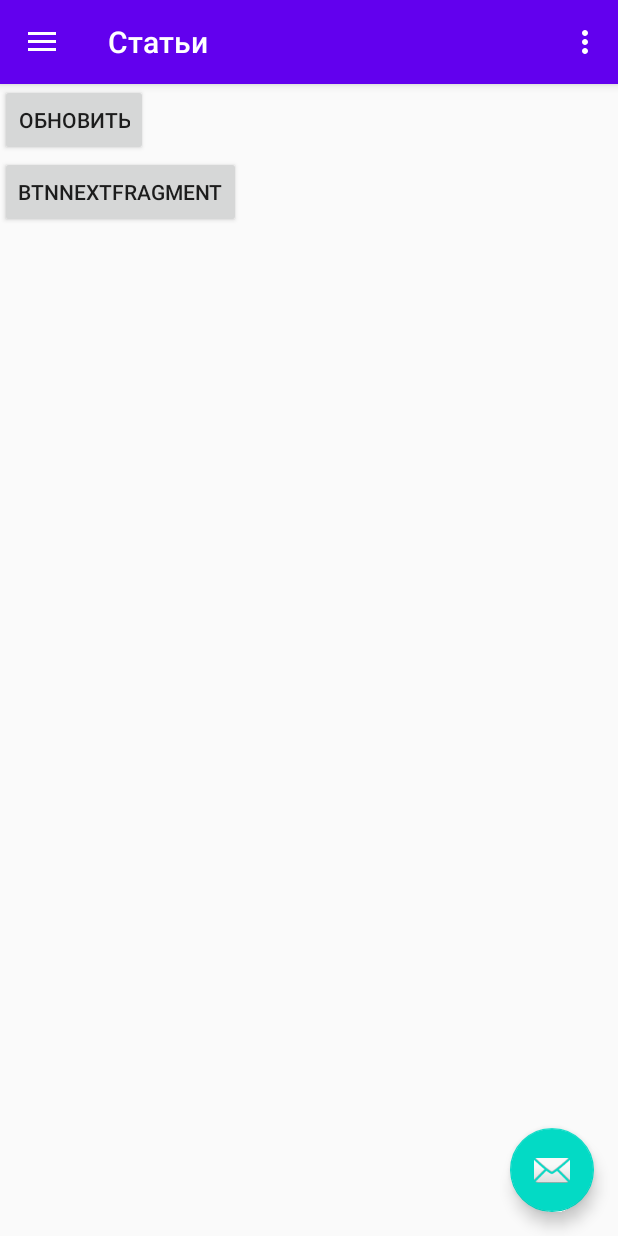
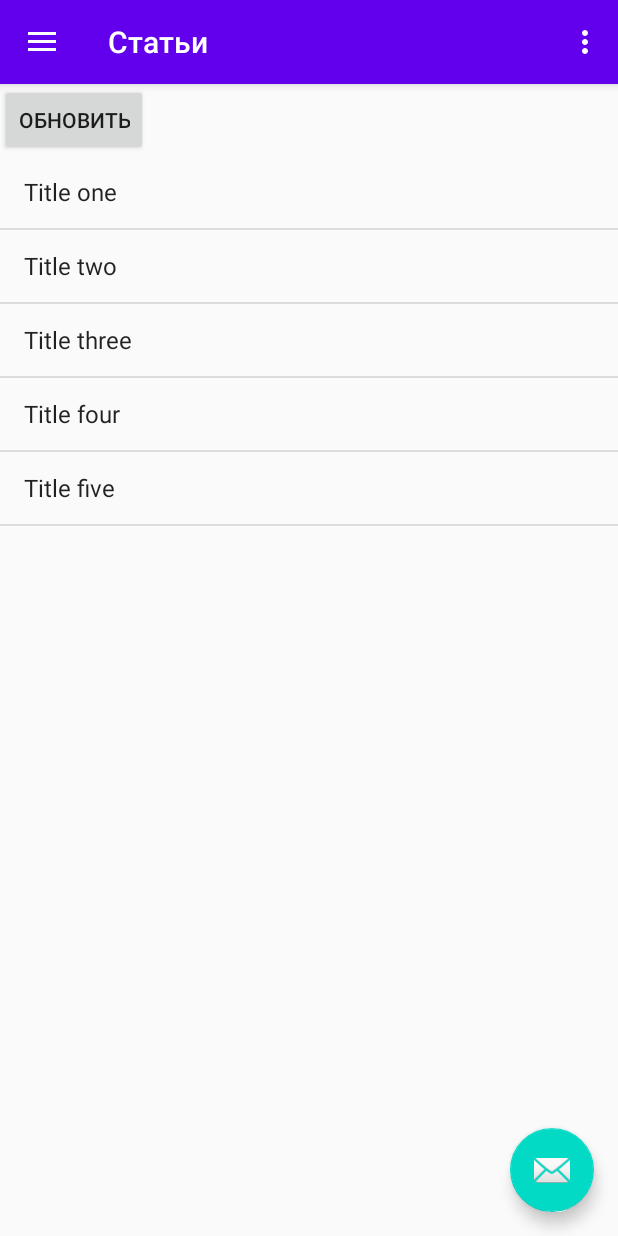
Before and after one commit to kissloryshy/IHaveRights, an Android app: the screen it shows after launch (MainActivity), on a phone screen of 412 x 824 dp. Run offline under Robolectric (Android 15) with nearby library versions, the phone set to English and light mode, and no system bars; our stand-ins replace Firebase (no records; nobody signed in at launch, a user with empty details on screens opened directly), navigation-ui.

Commit message:
Testing data + refactoring

```diff
--- a/app/src/main/java/com/example/androidnav/data/UserInfo.kt
+++ b/app/src/main/java/com/example/androidnav/data/UserInfo.kt
@@ -6,7 +6,6 @@ import android.database.Cursor
 import android.database.sqlite.SQLiteDatabase
 import android.database.sqlite.SQLiteOpenHelper
 import android.util.Log
-import android.widget.Toast
 
 class UserInfo(
     context: Context?,
@@ -16,19 +15,19 @@ class UserInfo(
 ) : SQLiteOpenHelper(context, name, factory, version) {
 
     companion object {
-        private val DATABASE_VER = 1
-        private val DATABASE_NAME = "UserInfo"
+        private var DATABASE_VER = 1
+        private var DATABASE_NAME = "UserInfo"
 
         //Table UserInfo
-        private val TABLE_NAME = "UserInfo"
-        private val COL_NAME = "name"
+        private var TABLE_NAME = "UserInfo"
+        private var COL_NAME = "name"
 
         //Table Articles
-        private val TABLE_NAME_ARTICLES = "articles"
-        private val COL_CONTENT = "content"
-        private val COL_SOURCE = "source"
-        private val COL_TITLE = "title"
-        private val COL_PUBLICATION_DATE = "publicationDate"
+        private var TABLE_NAME_ARTICLES = "articles"
+        private var COL_CONTENT = "content"
+        private var COL_SOURCE = "source"
+        private var COL_TITLE = "title"
+        private var COL_PUBLICATION_DATE = "publicationDate"
     }
 
     override fun onCreate(db: SQLiteDatabase?) {
@@ -45,6 +44,7 @@ class UserInfo(
         Log.d("kiss", "userInfo onCreate")
     }
 
+    //for new version db
     override fun onUpgrade(db: SQLiteDatabase?, oldVersion: Int, newVersion: Int) {
         db?.execSQL("drop table if exists $TABLE_NAME;")
         onCreate(db!!)
--- a/app/src/main/java/com/example/androidnav/ui/articles/ArticlesFragment.kt
+++ b/app/src/main/java/com/example/androidnav/ui/articles/ArticlesFragment.kt
@@ -6,14 +6,11 @@ import android.view.LayoutInflater
 import android.view.View
 import android.view.ViewGroup
 import android.widget.ArrayAdapter
-import android.widget.Toast
 import androidx.fragment.app.Fragment
 import androidx.lifecycle.ViewModelProviders
 import com.example.androidnav.R
-import com.google.firebase.firestore.DocumentSnapshot
 import com.google.firebase.firestore.FirebaseFirestore
 import kotlinx.android.synthetic.main.fragment_articles.*
-import org.w3c.dom.Node
 
 
 class ArticlesFragment : Fragment() {
@@ -45,11 +42,37 @@ class ArticlesFragment : Fragment() {
     override fun onActivityCreated(savedInstanceState: Bundle?) {
         super.onActivityCreated(savedInstanceState)
 
-        btnArticles.setOnClickListener {
+        var adapter = ArrayAdapter<String>(requireContext(), android.R.layout.simple_list_item_1, titles)
+        listView.adapter = adapter
+
+        titles.add("Title one")
+        titles.add("Title two")
+        titles.add("Title three")
+        titles.add("Title four")
+        titles.add("Title five")
+
+        content.add("Content one")
+        content.add("Content two")
+        content.add("Content three")
+        content.add("Content four")
+        content.add("Content five")
+
+        publicationDate.add("PublicationDate one")
+        publicationDate.add("PublicationDate two")
+        publicationDate.add("PublicationDate three")
+        publicationDate.add("PublicationDate four")
+        publicationDate.add("PublicationDate five")
+
+        source.add("Source one")
+        source.add("Source two")
+        source.add("Source three")
+        source.add("Source four")
+        source.add("Source five")
+
+        adapter.notifyDataSetChanged()
+
+        btnGetArticles.setOnClickListener {
             val db = FirebaseFirestore.getInstance()
-
-            var adapter = ArrayAdapter<String>(requireContext(), android.R.layout.simple_list_item_1, titles)
-            listView.adapter = adapter
 
             db.collection("Articles")
                 .get()
@@ -69,28 +92,14 @@ class ArticlesFragment : Fragment() {
                 }
         }
 
-        //тест переход на новый фрагмент с параметром
-        btnNextFragment.setOnClickListener {
-            var args = Bundle()
-            args.putString("data", "hello from prev fragment")
-
-            var fragment = CurrentArticleFragment()
-            fragment.arguments = args
-
-            var manager = parentFragmentManager
-            var transaction = manager.beginTransaction()
-            transaction.replace(R.id.nav_host_fragment, fragment)
-            transaction.addToBackStack(null)
-            transaction.commit()
-        }
-
         listView.setOnItemClickListener { parent, view, position, id ->
             Log.d("position", position.toString())
 
             var args = Bundle()
+            args.putString("position", position.toString())
+            args.putStringArrayList("title", titles)
             args.putString("content", content[position])
             args.putString("source", source[position])
-            args.putString("title", titles[position])
             args.putString("publicationDate", publicationDate[position])
 
             var fragment = CurrentArticleFragment()
--- a/app/src/main/java/com/example/androidnav/ui/articles/CurrentArticleViewModel.kt
+++ b/app/src/main/java/com/example/androidnav/ui/articles/CurrentArticleViewModel.kt
@@ -3,5 +3,4 @@ package com.example.androidnav.ui.articles
 import androidx.lifecycle.ViewModel
 
 class CurrentArticleViewModel : ViewModel() {
-    // TODO: Implement the ViewModel
 }
--- /dev/null
+++ b/app/src/main/res/drawable/ic_menu_about_24dp.xml
@@ -0,0 +1,9 @@
+<vector xmlns:android="http://schemas.android.com/apk/res/android"
+        android:width="24dp"
+        android:height="24dp"
+        android:viewportWidth="24.0"
+        android:viewportHeight="24.0">
+    <path
+        android:fillColor="#FF000000"
+        android:pathData="M6.62,10.79c1.44,2.83 3.76,5.14 6.59,6.59l2.2,-2.2c0.27,-0.27 0.67,-0.36 1.02,-0.24 1.12,0.37 2.33,0.57 3.57,0.57 0.55,0 1,0.45 1,1V20c0,0.55 -0.45,1 -1,1 -9.39,0 -17,-7.61 -17,-17 0,-0.55 0.45,-1 1,-1h3.5c0.55,0 1,0.45 1,1 0,1.25 0.2,2.45 0.57,3.57 0.11,0.35 0.03,0.74 -0.25,1.02l-2.2,2.2z"/>
+</vector>
--- /dev/null
+++ b/app/src/main/res/drawable/ic_menu_articles_24dp.xml
@@ -0,0 +1,9 @@
+<vector xmlns:android="http://schemas.android.com/apk/res/android"
+        android:width="24dp"
+        android:height="24dp"
+        android:viewportWidth="24.0"
+        android:viewportHeight="24.0">
+    <path
+        android:fillColor="#FF000000"
+        android:pathData="M4,10v7h3v-7L4,10zM10,10v7h3v-7h-3zM2,22h19v-3L2,19v3zM16,10v7h3v-7h-3zM11.5,1L2,6v2h19L21,6l-9.5,-5z"/>
+</vector>
--- a/app/src/main/res/drawable/ic_menu_camera.xml
+++ /dev/null
@@ -1,12 +0,0 @@
-<vector xmlns:android="http://schemas.android.com/apk/res/android"
-    android:width="24dp"
-    android:height="24dp"
-    android:viewportWidth="24.0"
-    android:viewportHeight="24.0">
-    <path
-        android:fillColor="#FF000000"
-        android:pathData="M12,12m-3.2,0a3.2,3.2 0,1 1,6.4 0a3.2,3.2 0,1 1,-6.4 0" />
-    <path
-        android:fillColor="#FF000000"
-        android:pathData="M9,2L7.17,4H4c-1.1,0 -2,0.9 -2,2v12c0,1.1 0.9,2 2,2h16c1.1,0 2,-0.9 2,-2V6c0,-1.1 -0.9,-2 -2,-2h-3.17L15,2H9zm3,15c-2.76,0 -5,-2.24 -5,-5s2.24,-5 5,-5 5,2.24 5,5 -2.24,5 -5,5z" />
-</vector>
--- /dev/null
+++ b/app/src/main/res/drawable/ic_menu_favorites24dp.xml
@@ -0,0 +1,9 @@
+<vector xmlns:android="http://schemas.android.com/apk/res/android"
+        android:width="24dp"
+        android:height="24dp"
+        android:viewportWidth="24.0"
+        android:viewportHeight="24.0">
+    <path
+        android:fillColor="#FF000000"
+        android:pathData="M17,3H7c-1.1,0 -1.99,0.9 -1.99,2L5,21l7,-3 7,3V5c0,-1.1 -0.9,-2 -2,-2z"/>
+</vector>
--- a/app/src/main/res/drawable/ic_menu_gallery.xml
+++ /dev/null
@@ -1,9 +0,0 @@
-<vector xmlns:android="http://schemas.android.com/apk/res/android"
-    android:width="24dp"
-    android:height="24dp"
-    android:viewportWidth="24.0"
-    android:viewportHeight="24.0">
-    <path
-        android:fillColor="#FF000000"
-        android:pathData="M22,16V4c0,-1.1 -0.9,-2 -2,-2H8c-1.1,0 -2,0.9 -2,2v12c0,1.1 0.9,2 2,2h12c1.1,0 2,-0.9 2,-2zm-11,-4l2.03,2.71L16,11l4,5H8l3,-4zM2,6v14c0,1.1 0.9,2 2,2h14v-2H4V6H2z" />
-</vector>
--- /dev/null
+++ b/app/src/main/res/drawable/ic_menu_settings_24dp.xml
@@ -0,0 +1,9 @@
+<vector xmlns:android="http://schemas.android.com/apk/res/android"
+        android:width="24dp"
+        android:height="24dp"
+        android:viewportWidth="24"
+        android:viewportHeight="24">
+    <path
+        android:fillColor="#FF000000"
+        android:pathData="M19.1,12.9a2.8,2.8 0,0 0,0.1 -0.9,2.8 2.8,0 0,0 -0.1,-0.9l2.1,-1.6a0.7,0.7 0,0 0,0.1 -0.6L19.4,5.5a0.7,0.7 0,0 0,-0.6 -0.2l-2.4,1a6.5,6.5 0,0 0,-1.6 -0.9l-0.4,-2.6a0.5,0.5 0,0 0,-0.5 -0.4H10.1a0.5,0.5 0,0 0,-0.5 0.4L9.3,5.4a5.6,5.6 0,0 0,-1.7 0.9l-2.4,-1a0.4,0.4 0,0 0,-0.5 0.2l-2,3.4c-0.1,0.2 0,0.4 0.2,0.6l2,1.6a2.8,2.8 0,0 0,-0.1 0.9,2.8 2.8,0 0,0 0.1,0.9L2.8,14.5a0.7,0.7 0,0 0,-0.1 0.6l1.9,3.4a0.7,0.7 0,0 0,0.6 0.2l2.4,-1a6.5,6.5 0,0 0,1.6 0.9l0.4,2.6a0.5,0.5 0,0 0,0.5 0.4h3.8a0.5,0.5 0,0 0,0.5 -0.4l0.3,-2.6a5.6,5.6 0,0 0,1.7 -0.9l2.4,1a0.4,0.4 0,0 0,0.5 -0.2l2,-3.4c0.1,-0.2 0,-0.4 -0.2,-0.6ZM12,15.6A3.6,3.6 0,1 1,15.6 12,3.6 3.6,0 0,1 12,15.6Z"/>
+</vector>
--- a/app/src/main/res/drawable/ic_menu_slideshow.xml
+++ /dev/null
@@ -1,9 +0,0 @@
-<vector xmlns:android="http://schemas.android.com/apk/res/android"
-    android:width="24dp"
-    android:height="24dp"
-    android:viewportWidth="24.0"
-    android:viewportHeight="24.0">
-    <path
-        android:fillColor="#FF000000"
-        android:pathData="M4,6H2v14c0,1.1 0.9,2 2,2h14v-2H4V6zm16,-4H8c-1.1,0 -2,0.9 -2,2v12c0,1.1 0.9,2 2,2h12c1.1,0 2,-0.9 2,-2V4c0,-1.1 -0.9,-2 -2,-2zm-8,12.5v-9l6,4.5 -6,4.5z" />
-</vector>
--- /dev/null
+++ b/app/src/main/res/drawable/ic_menu_support24dp.xml
@@ -0,0 +1,9 @@
+<vector xmlns:android="http://schemas.android.com/apk/res/android"
+        android:width="24dp"
+        android:height="24dp"
+        android:viewportWidth="24.0"
+        android:viewportHeight="24.0">
+    <path
+        android:fillColor="#FF000000"
+        android:pathData="M12,11.55C9.64,9.35 6.48,8 3,8v11c3.48,0 6.64,1.35 9,3.55 2.36,-2.19 5.52,-3.55 9,-3.55V8c-3.48,0 -6.64,1.35 -9,3.55zM12,8c1.66,0 3,-1.34 3,-3s-1.34,-3 -3,-3 -3,1.34 -3,3 1.34,3 3,3z"/>
+</vector>
--- a/app/src/main/res/layout/fragment_articles.xml
+++ b/app/src/main/res/layout/fragment_articles.xml
@@ -12,19 +12,10 @@
         android:layout_height="match_parent">
 
         <Button
-            android:id="@+id/btnArticles"
+            android:id="@+id/btnGetArticles"
             android:layout_width="wrap_content"
             android:layout_height="wrap_content"
             android:text="Обновить"
-            app:layout_constraintEnd_toEndOf="parent"
-            app:layout_constraintStart_toStartOf="parent"
-            app:layout_constraintTop_toTopOf="parent" />
-
-        <Button
-            android:id="@+id/btnNextFragment"
-            android:layout_width="wrap_content"
-            android:layout_height="wrap_content"
-            android:text="btnNextFragment"
             app:layout_constraintEnd_toEndOf="parent"
             app:layout_constraintStart_toStartOf="parent"
             app:layout_constraintTop_toTopOf="parent" />
--- a/app/src/main/res/layout/fragment_settings.xml
+++ b/app/src/main/res/layout/fragment_settings.xml
@@ -24,12 +24,6 @@
             android:hint="Введите свое имя"/>
 
         <Button
-            android:id="@+id/btnGetName"
-            android:layout_width="wrap_content"
-            android:layout_height="wrap_content"
-            android:text="Получить" />
-
-        <Button
             android:id="@+id/btnChangeName"
             android:layout_width="wrap_content"
             android:layout_height="wrap_content"
--- a/app/src/main/res/menu/activity_main_drawer.xml
+++ b/app/src/main/res/menu/activity_main_drawer.xml
@@ -6,23 +6,23 @@
     <group android:checkableBehavior="single">
         <item
             android:id="@+id/nav_articles"
-            android:icon="@drawable/ic_menu_camera"
+            android:icon="@drawable/ic_menu_articles_24dp"
             android:title="Статьи" />
         <item
             android:id="@+id/nav_favorites"
-            android:icon="@drawable/ic_menu_gallery"
+            android:icon="@drawable/ic_menu_favorites24dp"
             android:title="Избранное" />
         <item
             android:id="@+id/nav_settings"
-            android:icon="@drawable/ic_menu_slideshow"
+            android:icon="@drawable/ic_menu_settings_24dp"
             android:title="Настройки" />
         <item
             android:id="@+id/nav_support"
-            android:icon="@drawable/ic_menu_slideshow"
+            android:icon="@drawable/ic_menu_support24dp"
             android:title="Помощь/поддержка"/>
         <item
             android:id="@+id/nav_about"
-            android:icon="@drawable/ic_menu_slideshow"
+            android:icon="@drawable/ic_menu_about_24dp"
             android:title="О программе"/>
     </group>
 </menu>
--- a/app/src/main/res/values/colors.xml
+++ b/app/src/main/res/values/colors.xml
@@ -3,4 +3,5 @@
     <color name="colorPrimary">#6200EE</color>
     <color name="colorPrimaryDark">#3700B3</color>
     <color name="colorAccent">#03DAC5</color>
+    <color name="titleTextColor">#131A3E</color>
 </resources>
```
Also changed, not shown: app/src/main/java/com/example/androidnav/ui/articles/CurrentArticleFragment.kt (+17 -5 lines), app/src/main/java/com/example/androidnav/ui/settings/SettingsFragment.kt (+1 -10 lines), app/src/main/res/layout/fragment_current_article.xml (+34 -12 lines), app/src/main/res/layout/nav_header_main.xml (+1 -9 lines), app/src/main/res/drawable/default_user.png (added).
